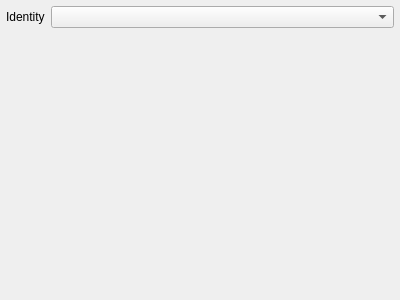
This is src/auth/keystore/qgskeystoreedit.ui in boundlessgeo/QGIS as Qt 5 draws it before an edit. The edited form follows.
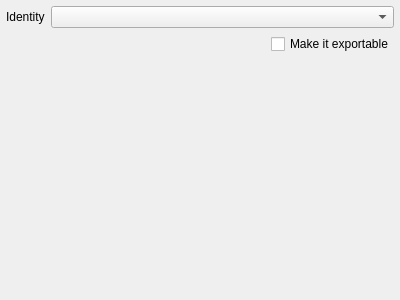
This is the edited form.

Commit message: aded UI management to force export of not exportable private keys

```diff
--- a/src/auth/keystore/qgskeystoreedit.ui
+++ b/src/auth/keystore/qgskeystoreedit.ui
@@ -23,7 +23,9 @@
    <property name="bottomMargin">
     <number>6</number>
    </property>
-   <item row="0" column="0">
+   <item row="4" column="1">
+    <layout class="QHBoxLayout" name="horizontalLayout">
+     <item>
     <widget class="QLabel" name="lblIdentityCert">
      <property name="sizePolicy">
       <sizepolicy hsizetype="Maximum" vsizetype="Preferred">
@@ -36,18 +38,44 @@
      </property>
     </widget>
    </item>
-   <item row="0" column="1">
+     <item>
     <widget class="QComboBox" name="cmbIdentityCert"/>
    </item>
-   <item row="1" column="1">
-    <spacer name="verticalSpacer_5">
+    </layout>
+   </item>
+   <item row="5" column="1">
+    <layout class="QHBoxLayout" name="horizontalLayout_2">
+     <item>
+      <spacer name="horizontalSpacer">
+       <property name="orientation">
+        <enum>Qt::Horizontal</enum>
+       </property>
+       <property name="sizeHint" stdset="0">
+        <size>
+         <width>40</width>
+         <height>20</height>
+        </size>
+       </property>
+      </spacer>
+     </item>
+     <item>
+      <widget class="QCheckBox" name="chkMakeItExportable">
+       <property name="text">
+        <string>Make it exportable</string>
+       </property>
+      </widget>
+     </item>
+    </layout>
+   </item>
+   <item row="6" column="1">
+    <spacer name="verticalSpacer">
      <property name="orientation">
       <enum>Qt::Vertical</enum>
      </property>
      <property name="sizeHint" stdset="0">
       <size>
        <width>20</width>
-       <height>255</height>
+       <height>40</height>
       </size>
      </property>
     </spacer>
```
Lines whose indentation alone changed are shown as unchanged. The commit also changes 4 other files.
